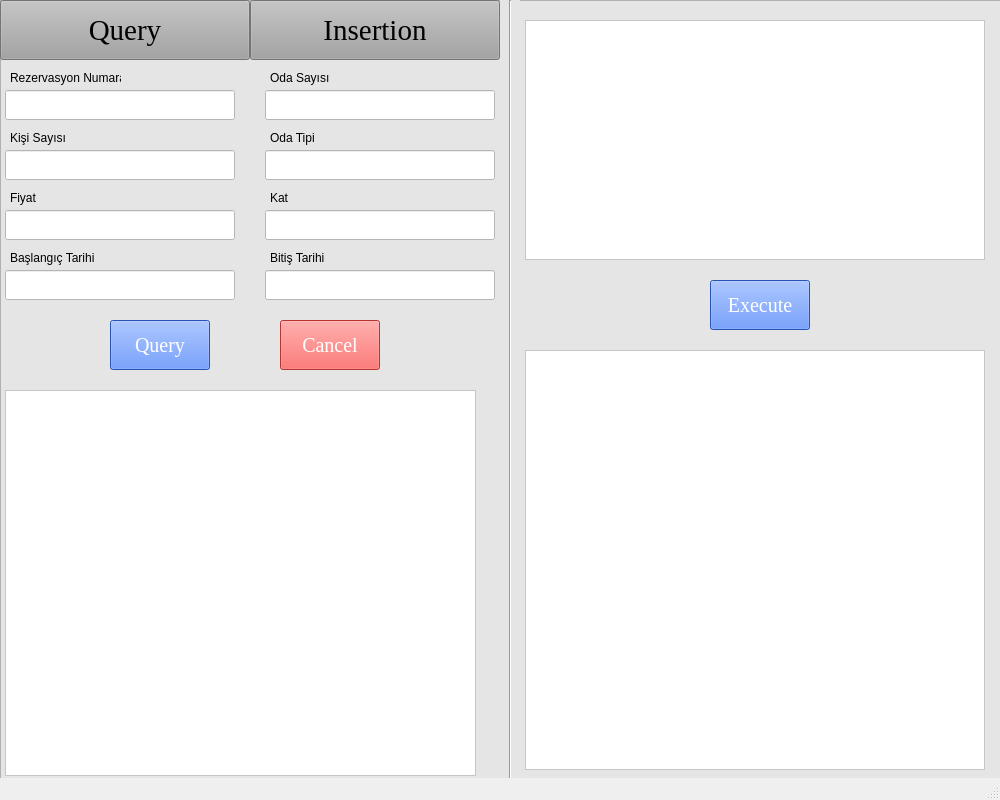
Qt form components/rezervasyonQueryFrame.ui (uzayyildiztaskan/Database-Project-BIL-372) before a commit.
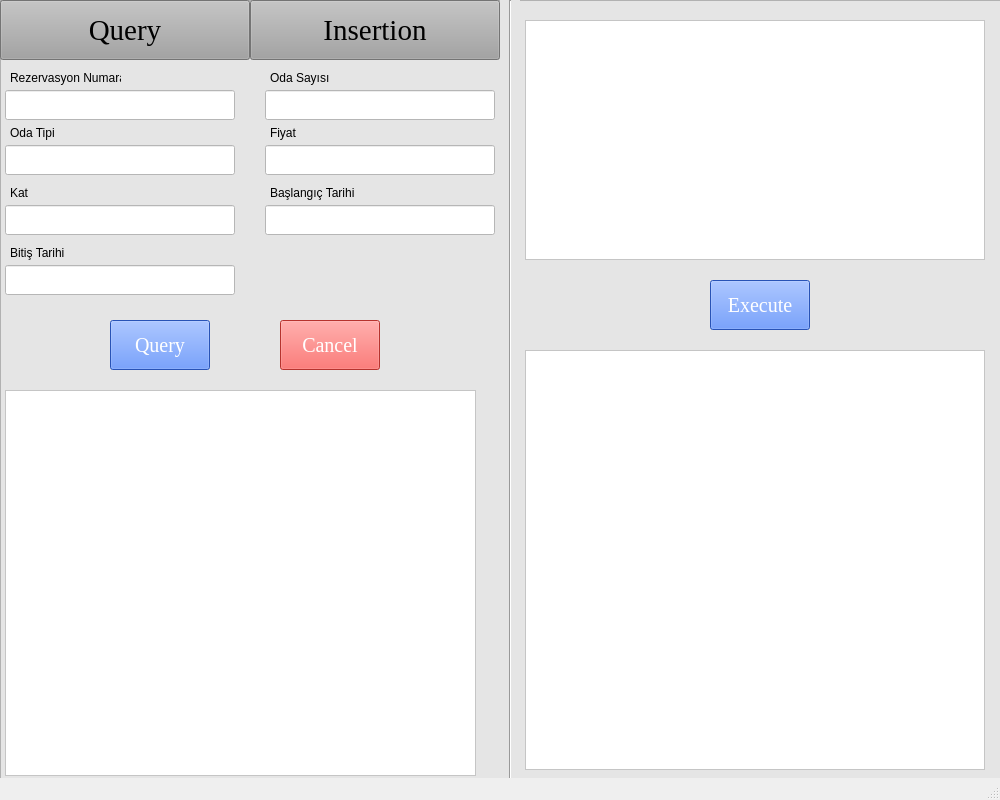
The same form after that commit.

Patch:
```diff
--- a/components/rezervasyonQueryFrame.ui
+++ b/components/rezervasyonQueryFrame.ui
@@ -372,11 +372,43 @@
       <string/>
      </property>
     </widget>
+    <widget class="QLineEdit" name="lineEdit_4">
+     <property name="geometry">
+      <rect>
+       <x>265</x>
+       <y>145</y>
+       <width>230</width>
+       <height>30</height>
+      </rect>
+     </property>
+     <property name="styleSheet">
+      <string notr="true">background-color: rgb(255, 255, 255);</string>
+     </property>
+     <property name="text">
+      <string/>
+     </property>
+    </widget>
+    <widget class="QLineEdit" name="lineEdit_6">
+     <property name="geometry">
+      <rect>
+       <x>265</x>
+       <y>205</y>
+       <width>230</width>
+       <height>30</height>
+      </rect>
+     </property>
+     <property name="styleSheet">
+      <string notr="true">background-color: rgb(255, 255, 255);</string>
+     </property>
+     <property name="text">
+      <string/>
+     </property>
+    </widget>
     <widget class="QLineEdit" name="lineEdit_3">
      <property name="geometry">
       <rect>
        <x>5</x>
-       <y>150</y>
+       <y>145</y>
        <width>230</width>
        <height>30</height>
       </rect>
@@ -392,7 +424,7 @@
      <property name="geometry">
       <rect>
        <x>5</x>
-       <y>210</y>
+       <y>205</y>
        <width>230</width>
        <height>30</height>
       </rect>
@@ -408,55 +440,7 @@
      <property name="geometry">
       <rect>
        <x>5</x>
-       <y>270</y>
-       <width>230</width>
-       <height>30</height>
-      </rect>
-     </property>
-     <property name="styleSheet">
-      <string notr="true">background-color: rgb(255, 255, 255);</string>
-     </property>
-     <property name="text">
-      <string/>
-     </property>
-    </widget>
-    <widget class="QLineEdit" name="lineEdit_4">
-     <property name="geometry">
-      <rect>
-       <x>265</x>
-       <y>150</y>
-       <width>230</width>
-       <height>30</height>
-      </rect>
-     </property>
-     <property name="styleSheet">
-      <string notr="true">background-color: rgb(255, 255, 255);</string>
-     </property>
-     <property name="text">
-      <string/>
-     </property>
-    </widget>
-    <widget class="QLineEdit" name="lineEdit_6">
-     <property name="geometry">
-      <rect>
-       <x>265</x>
-       <y>210</y>
-       <width>230</width>
-       <height>30</height>
-      </rect>
-     </property>
-     <property name="styleSheet">
-      <string notr="true">background-color: rgb(255, 255, 255);</string>
-     </property>
-     <property name="text">
-      <string/>
-     </property>
-    </widget>
-    <widget class="QLineEdit" name="lineEdit_8">
-     <property name="geometry">
-      <rect>
-       <x>265</x>
-       <y>270</y>
+       <y>265</y>
        <width>230</width>
        <height>30</height>
       </rect>
@@ -494,24 +478,11 @@
       <string>Oda Sayısı</string>
      </property>
     </widget>
-    <widget class="QLabel" name="label_40">
-     <property name="geometry">
-      <rect>
-       <x>10</x>
-       <y>130</y>
-       <width>111</width>
-       <height>16</height>
-      </rect>
-     </property>
-     <property name="text">
-      <string>Kişi Sayısı</string>
-     </property>
-    </widget>
     <widget class="QLabel" name="label_41">
      <property name="geometry">
       <rect>
-       <x>270</x>
-       <y>130</y>
+       <x>10</x>
+       <y>125</y>
        <width>111</width>
        <height>16</height>
       </rect>
@@ -523,8 +494,8 @@
     <widget class="QLabel" name="label_42">
      <property name="geometry">
       <rect>
-       <x>10</x>
-       <y>190</y>
+       <x>270</x>
+       <y>125</y>
        <width>111</width>
        <height>16</height>
       </rect>
@@ -536,8 +507,8 @@
     <widget class="QLabel" name="label_43">
      <property name="geometry">
       <rect>
-       <x>270</x>
-       <y>190</y>
+       <x>10</x>
+       <y>185</y>
        <width>111</width>
        <height>16</height>
       </rect>
@@ -549,8 +520,8 @@
     <widget class="QLabel" name="label_44">
      <property name="geometry">
       <rect>
-       <x>10</x>
-       <y>250</y>
+       <x>270</x>
+       <y>185</y>
        <width>111</width>
        <height>16</height>
       </rect>
@@ -562,8 +533,8 @@
     <widget class="QLabel" name="label_45">
      <property name="geometry">
       <rect>
-       <x>270</x>
-       <y>250</y>
+       <x>10</x>
+       <y>245</y>
        <width>111</width>
        <height>16</height>
       </rect>
```
